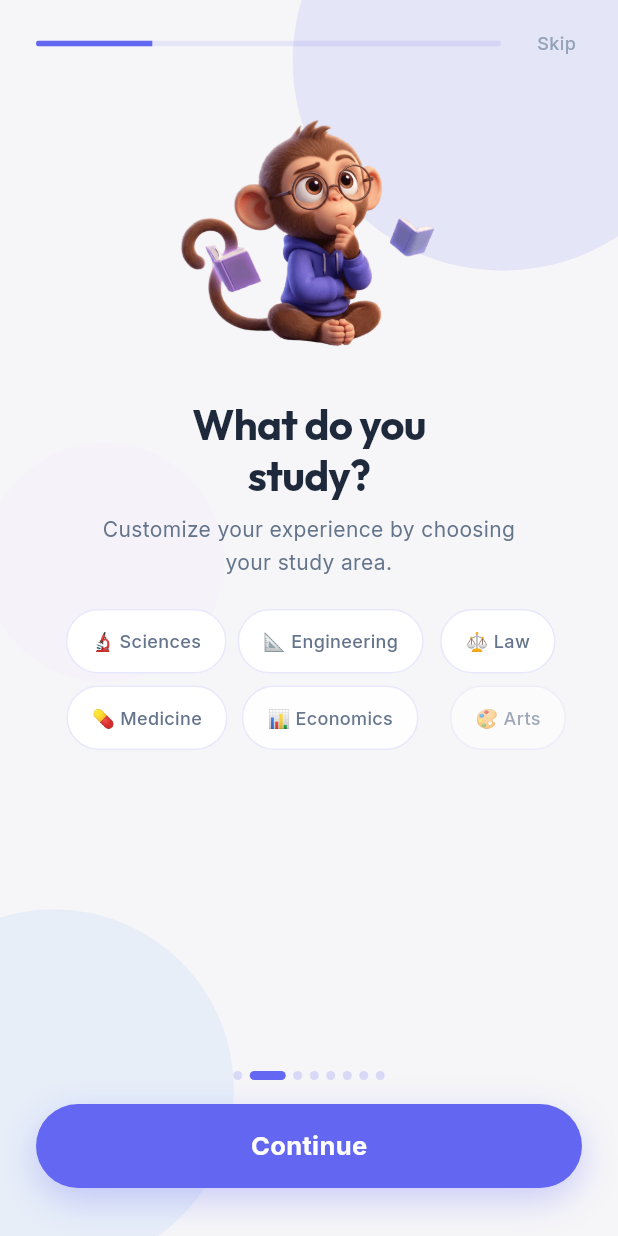
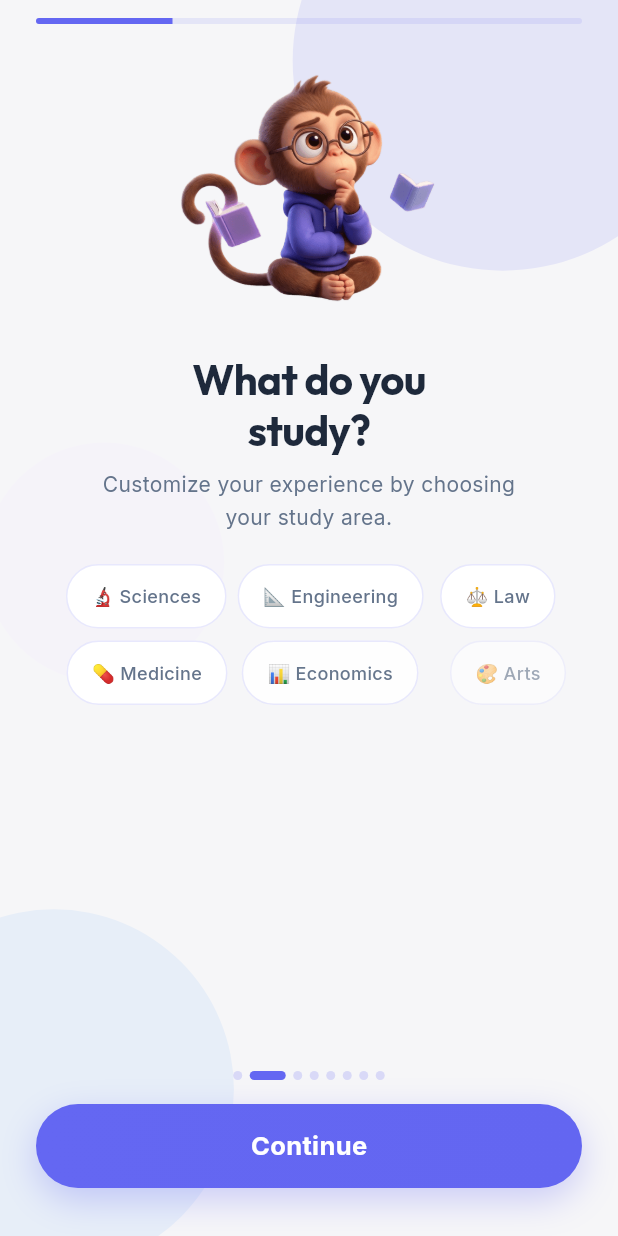
Before and after one commit to BagasyStudio/Kapsa-AI-Study-Exam-Prep, a Flutter app: the screen it shows after launch, swiped to page 2, on a phone screen of 412 x 824 dp. Run offline on Flutter 3.47's test engine with Material 3 defaults, Android fonts, the phone set to English and light mode, and no system bars; our stand-ins replace audioplayers, connectivity_plus, file_picker, flutter_local_notifications, flutter_markdown, flutter_riverpod and 8 more; missing offline and left inert: purchases_flutter; accounts and stored records are empty.

Commit message:
fix: add refreshSession to ALL Edge Functions, friendly errors everywhere
- Add refreshSession() before every Edge Function call (8 total):
  ai-chat, ai-assistant (insights/chat/calendar), ai-generate-flashcards,
  ai-generate-quiz (generate/evaluate), process-capture, delete-user-data
- Replace raw error strings with AppErrorHandler.friendlyMessage() in
  chat providers, chat screens, login screen
- Remove Skip button from onboarding
- Fix onboarding paywall blank screen (Positioned.fill on dark background)
- Remove nested SafeArea in paywall page

Co-Authored-By: Claude Opus 4.6 <noreply@anthropic.com>

```diff
--- a/lib/features/assistant/data/assistant_repository.dart
+++ b/lib/features/assistant/data/assistant_repository.dart
@@ -13,6 +13,7 @@ class AssistantRepository {
 
   /// Get a personalized insight for the home screen.
   Future<AssistantInsightModel> getInsight() async {
+    await _client.auth.refreshSession();
     final response = await _client.functions.invoke(
       'ai-assistant',
       body: {'mode': 'insights'},
@@ -69,6 +70,9 @@ class AssistantRepository {
       'content': message,
     });
 
+    // Refresh token before Edge Function call
+    await _client.auth.refreshSession();
+
     // Call Edge Function for AI response
     final response = await _client.functions.invoke(
       'ai-assistant',
@@ -98,6 +102,7 @@ class AssistantRepository {
 
   /// Generate AI-powered calendar suggestions.
   Future<int> generateCalendarSuggestions() async {
+    await _client.auth.refreshSession();
     final response = await _client.functions.invoke(
       'ai-assistant',
       body: {'mode': 'calendar_suggestions'},
--- a/lib/features/assistant/presentation/providers/assistant_provider.dart
+++ b/lib/features/assistant/presentation/providers/assistant_provider.dart
@@ -1,6 +1,7 @@
 import 'package:flutter_riverpod/flutter_riverpod.dart';
 import '../../../../core/providers/supabase_provider.dart';
 import '../../../../core/services/sound_service.dart';
+import '../../../../core/utils/error_handler.dart';
 import '../../../auth/presentation/providers/auth_provider.dart';
 import '../../../chat/data/models/chat_message_model.dart';
 import '../../../chat/presentation/providers/chat_provider.dart';
@@ -52,7 +53,7 @@ class GlobalChatNotifier extends StateNotifier<ChatState> {
         isLoading: false,
       );
     } catch (e) {
-      state = state.copyWith(isLoading: false, error: e.toString());
+      state = state.copyWith(isLoading: false, error: AppErrorHandler.friendlyMessage(e));
     }
   }
 
@@ -95,7 +96,7 @@ class GlobalChatNotifier extends StateNotifier<ChatState> {
       );
       SoundService.playMessageReceived();
     } catch (e) {
-      state = state.copyWith(isLoading: false, error: e.toString());
+      state = state.copyWith(isLoading: false, error: AppErrorHandler.friendlyMessage(e));
     }
   }
 }
--- a/lib/features/auth/data/auth_repository.dart
+++ b/lib/features/auth/data/auth_repository.dart
@@ -141,6 +141,7 @@ class AuthRepository {
   /// Calls the delete-user-data Edge Function which handles
   /// cascading deletion of all user data before removing the auth user.
   Future<void> deleteAccount() async {
+    await _client.auth.refreshSession();
     await _client.functions.invoke('delete-user-data');
     await _client.auth.signOut();
   }
--- a/lib/features/chat/data/chat_repository.dart
+++ b/lib/features/chat/data/chat_repository.dart
@@ -64,6 +64,9 @@ class ChatRepository {
       'content': message,
     });
 
+    // Refresh token before Edge Function call
+    await _client.auth.refreshSession();
+
     // Call Edge Function for AI response
     final response = await _client.functions.invoke(
       'ai-chat',
--- a/lib/features/chat/presentation/providers/chat_provider.dart
+++ b/lib/features/chat/presentation/providers/chat_provider.dart
@@ -1,6 +1,7 @@
 import 'package:flutter_riverpod/flutter_riverpod.dart';
 import '../../../../core/providers/supabase_provider.dart';
 import '../../../../core/services/sound_service.dart';
+import '../../../../core/utils/error_handler.dart';
 import '../../../auth/presentation/providers/auth_provider.dart';
 import '../../data/chat_repository.dart';
 import '../../data/models/chat_message_model.dart';
@@ -69,7 +70,7 @@ class ChatMessagesNotifier extends StateNotifier<ChatState> {
         isLoading: false,
       );
     } catch (e) {
-      state = state.copyWith(isLoading: false, error: e.toString());
+      state = state.copyWith(isLoading: false, error: AppErrorHandler.friendlyMessage(e));
     }
   }
 
@@ -113,7 +114,7 @@ class ChatMessagesNotifier extends StateNotifier<ChatState> {
       );
       SoundService.playMessageReceived();
     } catch (e) {
-      state = state.copyWith(isLoading: false, error: e.toString());
+      state = state.copyWith(isLoading: false, error: AppErrorHandler.friendlyMessage(e));
     }
   }
 }
--- a/lib/features/flashcards/data/flashcard_repository.dart
+++ b/lib/features/flashcards/data/flashcard_repository.dart
@@ -37,6 +37,7 @@ class FlashcardRepository {
     String? materialId,
     String? topic,
   }) async {
+    await _client.auth.refreshSession();
     final response = await _client.functions.invoke(
       'ai-generate-flashcards',
       body: {
--- a/lib/features/onboarding/presentation/screens/onboarding_screen.dart
+++ b/lib/features/onboarding/presentation/screens/onboarding_screen.dart
@@ -132,11 +132,8 @@ class _OnboardingScreenState extends ConsumerState<OnboardingScreen> {
                 if (!isPaywallPage)
                   Padding(
                     padding: const EdgeInsets.fromLTRB(
-                      AppSpacing.xl, AppSpacing.sm, AppSpacing.lg, 0,
+                      AppSpacing.xl, AppSpacing.sm, AppSpacing.xl, 0,
                     ),
-                    child: Row(
-                      children: [
-                        Expanded(
                     child: ClipRRect(
                       borderRadius: BorderRadius.circular(100),
                       child: AnimatedContainer(
@@ -153,23 +150,6 @@ class _OnboardingScreenState extends ConsumerState<OnboardingScreen> {
                           ),
                         ),
                       ),
-                          ),
-                        ),
-                        const SizedBox(width: AppSpacing.md),
-                        TapScale(
-                          onTap: _completeOnboarding,
-                          child: Padding(
-                            padding: const EdgeInsets.all(8),
-                            child: Text(
-                              'Skip',
-                              style: AppTypography.bodySmall.copyWith(
-                                color: AppColors.textMuted,
-                                fontWeight: FontWeight.w500,
-                              ),
-                            ),
-                          ),
-                        ),
-                      ],
                     ),
                   ),
 
--- a/lib/features/test_results/data/test_repository.dart
+++ b/lib/features/test_results/data/test_repository.dart
@@ -21,6 +21,7 @@ class TestRepository {
     required String courseId,
     int count = 5,
   }) async {
+    await _client.auth.refreshSession();
     final response = await _client.functions.invoke(
       'ai-generate-quiz',
       body: {
@@ -43,6 +44,7 @@ class TestRepository {
     required String testId,
     required List<Map<String, String>> answers,
   }) async {
+    await _client.auth.refreshSession();
     final response = await _client.functions.invoke(
       'ai-generate-quiz',
       body: {
```
Also changed, not shown: lib/features/assistant/presentation/screens/global_chat_screen.dart (+4 -3 lines), lib/features/auth/presentation/screens/login_screen.dart (+4 -28 lines), lib/features/chat/presentation/screens/chat_screen.dart (+4 -3 lines), lib/features/onboarding/presentation/widgets/onboarding_paywall_page.dart (+4 -4 lines). Lines whose indentation alone changed are shown as unchanged.
